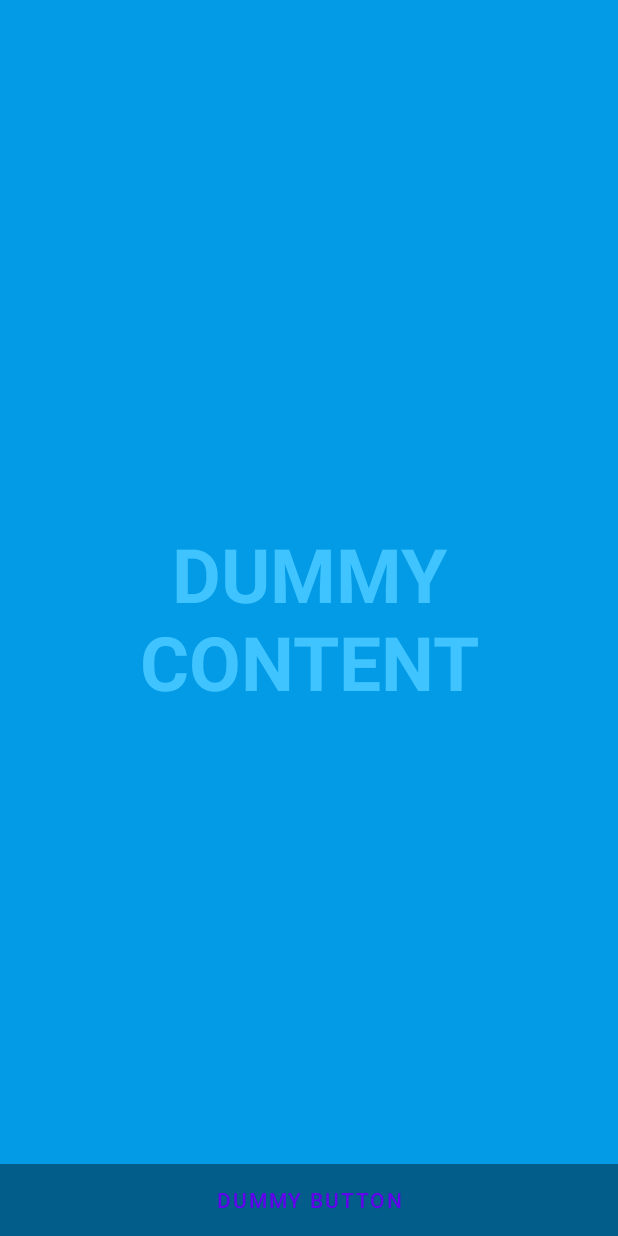
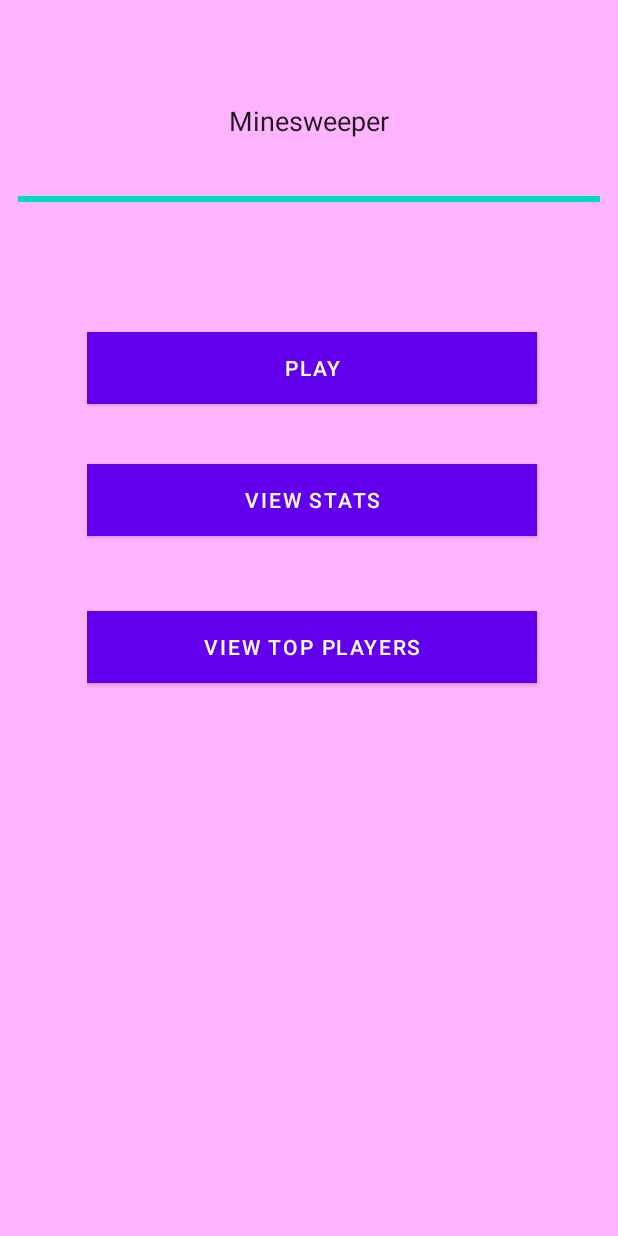
Before and after one commit to tuteleadan/ProiectSMA, an Android app: the layout activity_main_menu.xml on its own in the app's theme, with its tools: preview values and no code run, on a phone screen of 412 x 824 dp. Run offline under Robolectric (Android 15) with nearby library versions, the light colour scheme and no system bars.

Commit message:
added main menu

```diff
--- a/app/build.gradle
+++ b/app/build.gradle
@@ -34,6 +34,9 @@ dependencies {
 
     implementation 'androidx.appcompat:appcompat:1.2.0'
     implementation 'com.google.android.material:material:1.2.1'
+    implementation 'androidx.constraintlayout:constraintlayout:1.1.3'
+    implementation 'androidx.navigation:navigation-fragment:2.2.2'
+    implementation 'androidx.navigation:navigation-ui:2.2.2'
     testImplementation 'junit:junit:4.13.1'
     testImplementation 'org.junit.jupiter:junit-jupiter'
     testImplementation 'org.junit.jupiter:junit-jupiter'
--- a/app/src/main/res/layout/activity_main_menu.xml
+++ b/app/src/main/res/layout/activity_main_menu.xml
@@ -1,51 +1,82 @@
 <?xml version="1.0" encoding="utf-8"?>
 <FrameLayout xmlns:android="http://schemas.android.com/apk/res/android"
+    xmlns:app="http://schemas.android.com/apk/res-auto"
     xmlns:tools="http://schemas.android.com/tools"
     android:layout_width="match_parent"
     android:layout_height="match_parent"
-    android:background="?attr/fullscreenBackgroundColor"
+    android:background="#E91E63"
+    android:backgroundTint="#2196F3"
+    android:backgroundTintMode="add"
     android:theme="@style/ThemeOverlay.ProiectSMA.FullscreenContainer"
-    tools:context=".playerStats.MainMenu">
+    tools:context=".pages.MainMenu">
 
-    <!-- The primary full-screen view. This can be replaced with whatever view
-         is needed to present your content, e.g. VideoView, SurfaceView,
-         TextureView, etc. -->
-    <TextView
-        android:id="@+id/fullscreen_content"
+
+    <androidx.constraintlayout.widget.ConstraintLayout
         android:layout_width="match_parent"
-        android:layout_height="match_parent"
-        android:gravity="center"
-        android:keepScreenOn="true"
-        android:text="@string/dummy_content"
-        android:textColor="?attr/fullscreenTextColor"
-        android:textSize="50sp"
-        android:textStyle="bold" />
-
-    <!-- This FrameLayout insets its children based on system windows using
-         android:fitsSystemWindows. -->
-    <FrameLayout
-        android:layout_width="match_parent"
-        android:layout_height="match_parent"
-        android:fitsSystemWindows="true">
+        android:layout_height="match_parent">
 
         <LinearLayout
-            android:id="@+id/fullscreen_content_controls"
-            style="@style/Widget.Theme.ProiectSMA.ButtonBar.Fullscreen"
             android:layout_width="match_parent"
-            android:layout_height="wrap_content"
-            android:layout_gravity="bottom|center_horizontal"
-            android:orientation="horizontal"
-            tools:ignore="UselessParent">
+            android:layout_height="match_parent"
+            android:layout_marginStart="8dp"
+            android:layout_marginEnd="8dp"
+            android:orientation="vertical"
+            app:layout_constraintEnd_toEndOf="parent"
+            app:layout_constraintStart_toStartOf="parent"
+            tools:layout_editor_absoluteY="0dp">
 
-            <Button
-                android:id="@+id/dummy_button"
-                style="?android:attr/buttonBarButtonStyle"
-                android:layout_width="0dp"
-                android:layout_height="wrap_content"
+            <EditText
+                android:id="@+id/appNameTB"
+                android:layout_width="match_parent"
+                android:layout_height="121dp"
+                android:backgroundTintMode="add"
+                android:ems="10"
+                android:inputType="textPersonName"
+                android:text="Minesweeper"
+                android:textAlignment="center"
+                android:textAllCaps="false"
+                android:translationY="20dp" />
+
+            <LinearLayout
+                android:layout_width="317dp"
+                android:layout_height="0dp"
                 android:layout_weight="1"
-                android:text="@string/dummy_button" />
+                android:orientation="vertical"
+                android:translationX="50dp"
+                android:translationY="70dp">
+
+                <Button
+                    android:id="@+id/playButton"
+                    android:layout_width="300dp"
+                    android:layout_height="wrap_content"
+                    android:background="#3F51B5"
+                    android:backgroundTint="#00BCD4"
+                    android:onClick="onPlayClick"
+                    android:text="Play"
+                    android:translationY="30dp" />
+
+                <Button
+                    android:id="@+id/personalInfoButton"
+                    android:layout_width="300dp"
+                    android:layout_height="wrap_content"
+                    android:background="#3F51B5"
+                    android:backgroundTint="#00BCD4"
+                    android:onClick="onStatsClick"
+                    android:text="View Stats"
+                    android:translationY="70dp" />
+
+                <Button
+                    android:id="@+id/topButton"
+                    android:layout_width="300dp"
+                    android:layout_height="wrap_content"
+                    android:background="#3F51B5"
+                    android:backgroundTint="#00BCD4"
+                    android:onClick="onTopClick"
+                    android:text="View top players"
+                    android:translationY="120dp" />
+
+            </LinearLayout>
 
         </LinearLayout>
-    </FrameLayout>
-
+    </androidx.constraintlayout.widget.ConstraintLayout>
 </FrameLayout>
--- /dev/null
+++ b/app/src/main/res/values/dimens.xml
@@ -0,0 +1,3 @@
+<resources>
+    <dimen name="fab_margin">16dp</dimen>
+</resources>
```
Also changed, not shown: app/src/main/AndroidManifest.xml (+8 -2 lines), app/src/main/java/ro/poli/sma/proiectsma/pages/MainMenu.java (added, +70 -0 lines), app/src/main/java/ro/poli/sma/proiectsma/playerStats/MainMenu.java (deleted, +0 -174 lines), app/src/main/res/navigation/nav_graph.xml (added, +48 -0 lines), app/src/main/res/values/strings.xml (+9 -0 lines), app/src/main/res/values/themes.xml (+9 -0 lines).
